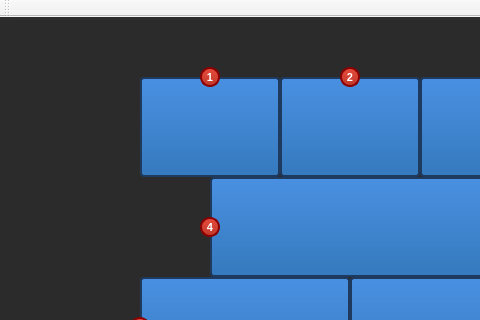
Old version of the form server/mainwindow.ui in the repository ErisvaldoBalbino/so-trens; both pictures show x 0 to 480 and y 0 to 320 of the 728 by 476 pixel window.
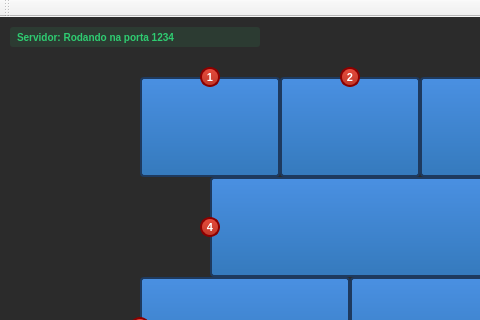
New version of the form.

Commit message: style: add connection status

The edit to the form file:
```diff
--- a/server/mainwindow.ui
+++ b/server/mainwindow.ui
@@ -17,6 +17,22 @@
    <property name="styleSheet">
     <string notr="true">background-color: #2b2b2b;</string>
    </property>
+   <widget class="QLabel" name="labelServerStatus">
+    <property name="geometry">
+     <rect>
+      <x>10</x>
+      <y>10</y>
+      <width>250</width>
+      <height>20</height>
+     </rect>
+    </property>
+    <property name="styleSheet">
+     <string notr="true">color: #2ecc71; font-weight: bold; font-size: 10px; background-color: rgba(46, 204, 113, 0.1); padding: 4px; border-radius: 3px;</string>
+    </property>
+    <property name="text">
+     <string>Servidor: Rodando na porta 1234</string>
+    </property>
+   </widget>
    <widget class="QLabel" name="labelTrilho01">
     <property name="geometry">
      <rect>
```
